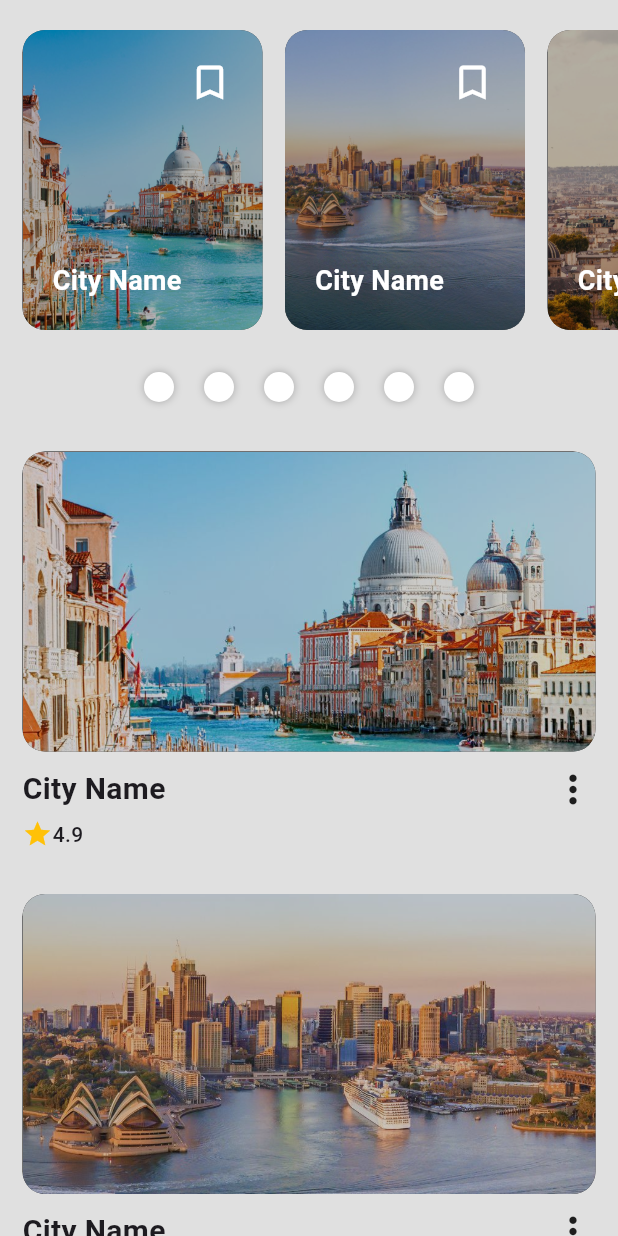
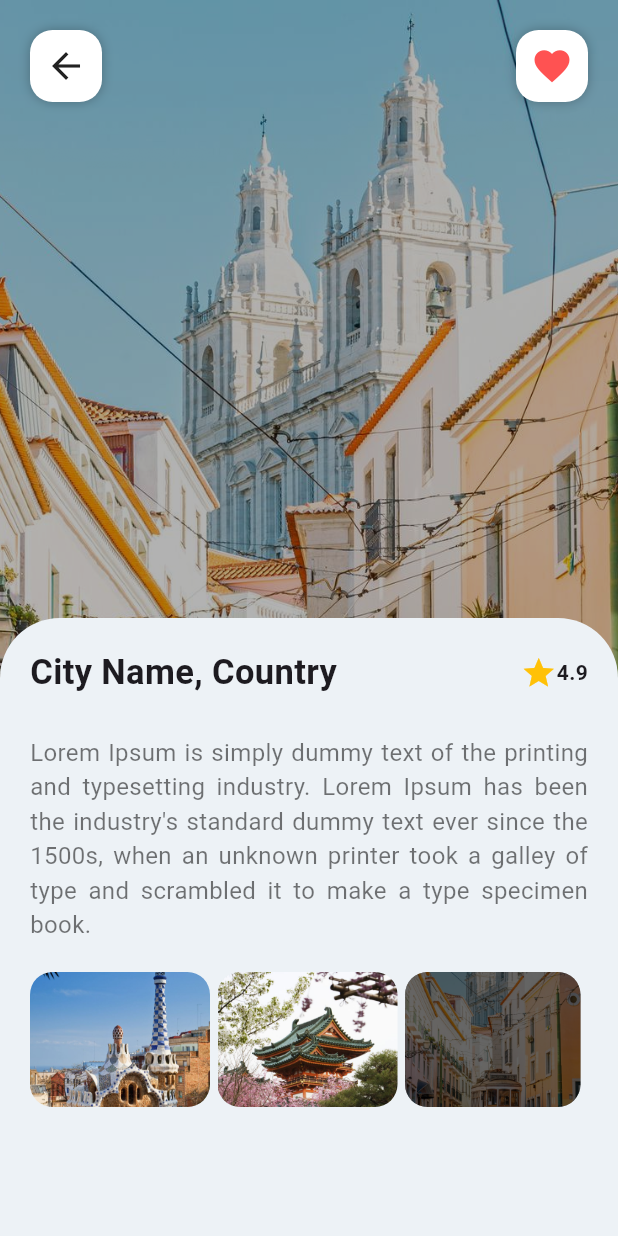
Before and after one commit to DescaMr/tubesmobile-project-baru, a Flutter app: the HomePage screen opened directly, after a tap on "City Name", on a phone screen of 412 x 824 dp. Run offline on Flutter 3.47's test engine with Material 3 defaults, Android fonts, the phone set to English and light mode, and no system bars; our stand-ins replace animated_splash_screen, curved_navigation_bar, font_awesome_flutter.

Commit message:
add login page, postscreen ,add component postscreen(post_app & post_bottom) try add dummydata

```diff
--- a/lib/buttom curve navigation/curve_navigation_bar.dart
+++ b/lib/buttom curve navigation/curve_navigation_bar.dart
@@ -52,7 +52,7 @@ class _curveBarState extends State<CurveBar> {
         // // selected times colors
         buttonBackgroundColor: Colors.blue,
         backgroundColor: Colors.transparent,
-        animationDuration: Duration(milliseconds: 300),
+        animationDuration: Duration(milliseconds: 400),
         items: items,
         height: 60,
         index: index,
--- a/lib/components/drawer.dart
+++ b/lib/components/drawer.dart
@@ -1,3 +1,4 @@
+import 'package:bottomnavbar/pages/login_page.dart';
 import 'package:flutter/material.dart';
 
 class MyDrawer extends StatelessWidget {
@@ -45,7 +46,9 @@ class MyDrawer extends StatelessWidget {
             leading: const Icon(Icons.logout_outlined, color: Colors.blue,),
             title: const Text('L O G  O U T', style: TextStyle(color: Colors.blue)),
             onTap: () {
-            Navigator.pop(context);
+            Navigator.push(
+          context,MaterialPageRoute(builder: (context) => LoginPage()),
+        );
             },
           ),
 
--- /dev/null
+++ b/lib/components/post_app_bar.dart
@@ -0,0 +1,62 @@
+import 'package:bottomnavbar/buttom%20curve%20navigation/curve_navigation_bar.dart';
+import 'package:flutter/material.dart';
+
+class PostAppBar extends StatelessWidget {
+  @override
+  Widget build(BuildContext context){
+    return Padding(
+      padding: EdgeInsets.all(20),
+      child: Row(
+        mainAxisAlignment: MainAxisAlignment.spaceBetween,
+        children: [
+          InkWell(
+                  onTap: () {
+                Navigator.push(
+              context,
+              MaterialPageRoute(
+              builder: (context) => CurveBar(),
+             ));
+            },
+            child: Container(
+              padding: EdgeInsets.all(10),
+              decoration: BoxDecoration(
+                color: Colors.white,
+                borderRadius: BorderRadius.circular(15),
+                boxShadow: [
+                  BoxShadow(
+                    color: Colors.black26,
+                    blurRadius: 6,
+                  ),
+                ],
+              ),
+              child: Icon(
+                Icons.arrow_back,
+                size: 28,
+              ),
+            ),
+          ),
+          InkWell(
+            onTap: () {
+
+            },
+            child: Container(
+              padding: EdgeInsets.all(10),
+              decoration: BoxDecoration(
+                color: Colors.white,
+                borderRadius: BorderRadius.circular(15),
+                boxShadow: [
+                  BoxShadow(color: Colors.black26, blurRadius: 6),
+                ],
+              ),
+              child: Icon(
+                Icons.favorite,
+                color: Colors.redAccent,
+                size: 28,
+              ),
+            ),
+          ),
+        ],
+      ),
+    );
+  }
+}
--- /dev/null
+++ b/lib/components/post_bottom_bar.dart
@@ -0,0 +1,111 @@
+import 'package:flutter/material.dart';
+
+class PostBottomBar extends StatelessWidget {
+  @override
+  Widget build(BuildContext context){
+    return Container(
+      height: MediaQuery.of(context).size.height/2,
+      padding: EdgeInsets.only(top: 20, left: 20, right: 20),
+      decoration: BoxDecoration(
+        color: Color(0xFFEDF2F6),
+        borderRadius: BorderRadius.only(
+          topLeft: Radius.circular(40),
+          topRight: Radius.circular(40),
+        ),
+      ),
+      child: ListView(
+        children: [
+          Padding(
+            padding: EdgeInsets.only(),
+            child: Column(
+              children: [
+                Row(
+                  mainAxisAlignment: MainAxisAlignment.spaceBetween,
+                  children: [
+                    Text(
+                      "City Name, Country",
+                      style: TextStyle(
+                        fontSize: 23,
+                        fontWeight: FontWeight.w600,
+                      ),
+                    ),
+                    Row(
+                      children: [
+                        Icon(
+                          Icons.star,
+                          color: Colors.amber,
+                        ),
+                        Text(
+                          "4.9",
+                          style: TextStyle(
+                            fontWeight: FontWeight.w600,
+                          ),
+                        ),
+                      ],
+                    ),
+                  ],
+                ),
+                SizedBox(height: 25),
+                Text(
+                  "Lorem Ipsum is simply dummy text of the printing and typesetting industry. Lorem Ipsum has been the industry's standard dummy text ever since the 1500s, when an unknown printer took a galley of type and scrambled it to make a type specimen book.",
+                  style: TextStyle(color: Colors.black54, fontSize: 16),
+                textAlign: TextAlign.justify,
+                ),
+                SizedBox(height: 20),
+                Row(
+                  children: [
+                    Padding(
+                    padding: EdgeInsets.only(right: 5),
+                    child: Expanded(
+                      child: ClipRRect(
+                        borderRadius: BorderRadius.circular(15),
+                        child: Image.asset(
+                          "images/city5.jpg",
+                          fit: BoxFit.cover,
+                          width: 120,
+                          height: 90,
+                        ),
+                      ),
+                    ),
+                    ),
+                    Padding(
+                    padding: EdgeInsets.only(right: 5),
+                    child: Expanded(
+                      child: ClipRRect(
+                        borderRadius: BorderRadius.circular(15),
+                        child: Image.asset(
+                          "images/city4.jpg",
+                          fit: BoxFit.cover,
+                          width: 120,
+                          height: 90,
+                        ),
+                      ),
+                    ),
+                    ),
+                    Expanded(
+                      child: Container(
+                        alignment: Alignment.center,
+                        width: 120,
+                        height: 90,
+                        margin: EdgeInsets.only(right: 5),
+                        decoration: BoxDecoration(
+                          color: Colors.black,
+                          borderRadius: BorderRadius.circular(15),
+                          image: DecorationImage(
+                            image: AssetImage("images/city6.jpg"),
+                            fit: BoxFit.cover,
+                             opacity: 0.4,
+                          ),
+                        ),
+                      ),
+                    ),
+                  ],
+                ),
+              ],
+            ),
+          ),
+        ],
+      ),
+    );
+  }
+}
--- a/lib/pages/home_page.dart
+++ b/lib/pages/home_page.dart
@@ -1,3 +1,4 @@
+import 'package:bottomnavbar/pages/post_screen.dart';
 import 'package:flutter/material.dart';
 
 class HomePage extends StatelessWidget {
@@ -36,7 +37,7 @@ class HomePage extends StatelessWidget {
                                   Navigator.push(
                                       context,
                                       MaterialPageRoute(
-                                        builder: (context) => HomePage(),
+                                        builder: (context) => PostScreen(),
                                       ));
                                 },
                                 child: Container(
--- /dev/null
+++ b/lib/pages/post_screen.dart
@@ -0,0 +1,27 @@
+import 'package:flutter/material.dart';
+import 'package:bottomnavbar/components/post_app_bar.dart';
+import 'package:bottomnavbar/components/post_bottom_bar.dart';
+
+class PostScreen extends StatelessWidget{
+  @override
+  Widget build(BuildContext context){
+    return Container(
+      decoration: BoxDecoration(
+        color: Colors.black,
+        image: DecorationImage(
+          image: AssetImage('images/city6.jpg'),
+          fit: BoxFit.cover,
+          opacity: 0.7,
+        ),
+      ),
+      child: Scaffold(
+        backgroundColor: Colors.transparent,
+        appBar: PreferredSize(
+          preferredSize: Size.fromHeight(90),
+        child: PostAppBar(),
+        ),
+        bottomNavigationBar: PostBottomBar(),
+      ),
+    );
+  }
+}
--- a/lib/pages/splash_screen.dart
+++ b/lib/pages/splash_screen.dart
@@ -1,5 +1,6 @@
 import 'package:animated_splash_screen/animated_splash_screen.dart';
-import 'package:bottomnavbar/buttom%20curve%20navigation/curve_navigation_bar.dart';
+import 'package:bottomnavbar/pages/login_page.dart';
+
 import 'package:flutter/material.dart';
 
 class SplashScreen extends StatefulWidget {
@@ -34,7 +35,7 @@ class _SplashScreenState extends State<SplashScreen> {
       splashTransition: SplashTransition.fadeTransition,
       duration: 2000,
       backgroundColor: Colors.white,
-      nextScreen: const CurveBar(),
+      nextScreen: LoginPage(),
     );
   }
 }
```
Also changed, not shown: lib/pages/dummy.data.dart (added, +97 -0 lines), lib/pages/login_page.dart (added, +49 -0 lines).
